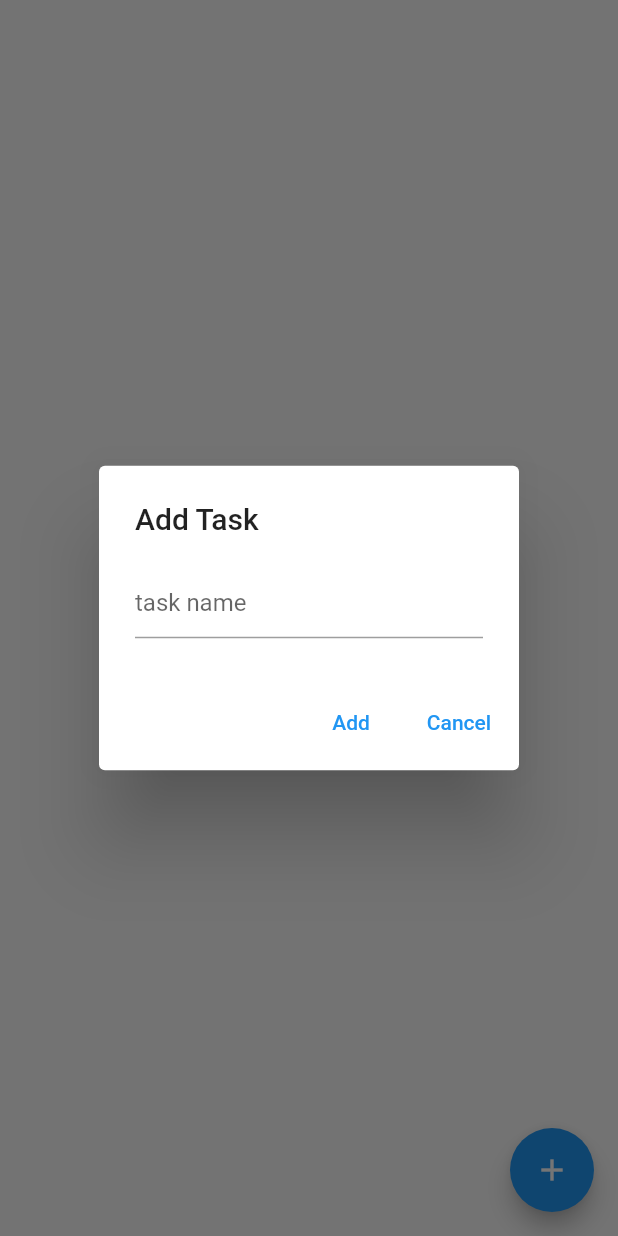
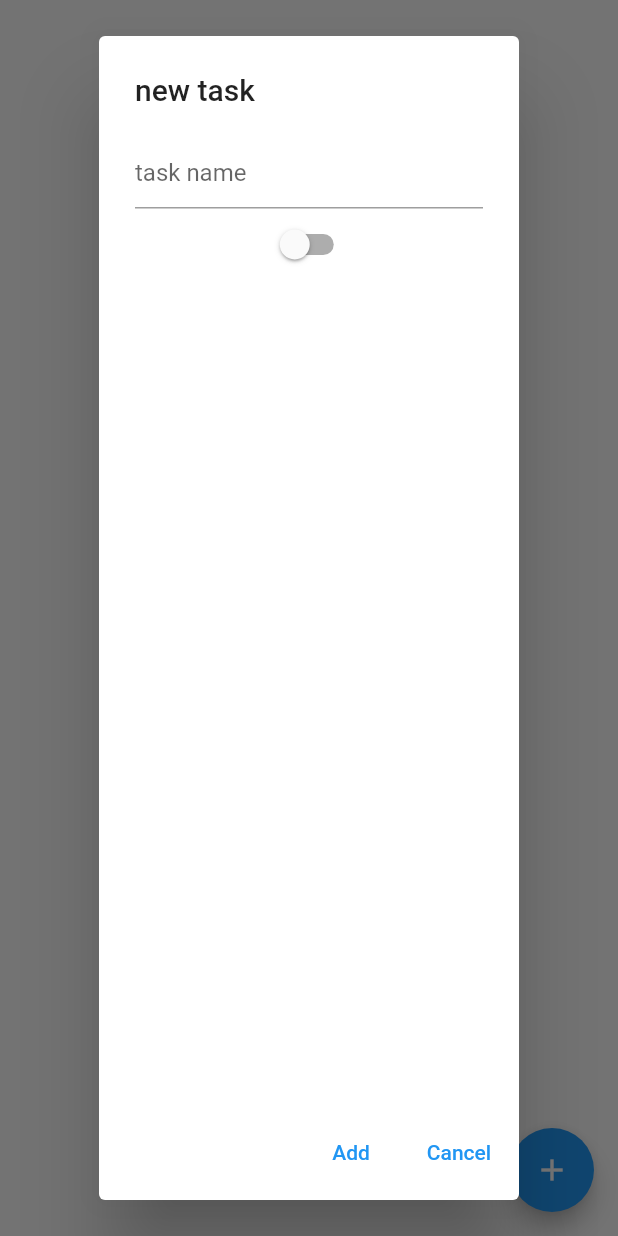
Before and after one commit to CorentinBaudet/daily-planner, a Flutter app: the screen it shows after launch, after a tap on the "add" icon, on a phone screen of 412 x 824 dp. Run offline on Flutter 3.47's test engine with Material 2 defaults, Android fonts, the phone set to English and light mode, and no system bars; our stand-ins replace equatable, flutter_bloc, hive, hive_flutter; accounts and stored records are empty.

Commit message:
wip: create tasks dialog

```diff
--- a/daily_planner/lib/features/task/presentation/pages/task_page.dart
+++ b/daily_planner/lib/features/task/presentation/pages/task_page.dart
@@ -1,5 +1,6 @@
 import 'package:daily_planner/features/task/domain/entities/task_entity.dart';
 import 'package:daily_planner/features/task/presentation/cubit/task_cubit.dart';
+import 'package:daily_planner/features/task/presentation/widgets/task_add_dialog.dart';
 import 'package:flutter/material.dart';
 import 'package:flutter_bloc/flutter_bloc.dart';
 
@@ -24,37 +25,49 @@ class TaskList extends StatelessWidget {
           );
   }
 
-  _showAddTaskDialog(BuildContext context) {
-    showDialog(
-        context: context,
-        builder: (context) {
-          return AlertDialog(
-            title: const Text('Add Task'),
-            content: const TextField(
-              decoration: InputDecoration(hintText: 'task name'),
-            ),
-            actions: [
-              TextButton(
-                onPressed: () {
-                  // add task
-                  context.read<TasksCubit>().createTask(
-                      Task(name: 'New Task4', priority: Priority.normal));
+  // _showAddTaskDialog(BuildContext context) {
+  //   final taskNameController = TextEditingController();
+  //   bool isHighPriority = false;
 
-                  Navigator.of(context).pop();
-                },
-                child: const Text('Add'),
-              ),
-              TextButton(
-                onPressed: () {
-                  // close the dialog
-                  Navigator.of(context).pop();
-                },
-                child: const Text('Cancel'),
-              ),
-            ],
-          );
-        });
-  }
+  //   showDialog(
+  //       context: context,
+  //       builder: (context) {
+  //         return AlertDialog(
+  //           title: const Text('new task'),
+  //           content: Column(
+  //             children: [
+  //               TextField(
+  //                 decoration: const InputDecoration(hintText: 'task name'),
+  //                 controller: taskNameController,
+  //               ),
+  //               Switch(
+  //                   value: isHighPriority,
+  //                   onChanged: (newValue) => isHighPriority = newValue),
+  //             ],
+  //           ),
+  //           actions: [
+  //             TextButton(
+  //               onPressed: () {
+  //                 // add task
+  //                 context.read<TasksCubit>().createTask(Task(
+  //                     name: taskNameController.text,
+  //                     priority: Priority.normal));
+
+  //                 Navigator.of(context).pop();
+  //               },
+  //               child: const Text('Add'),
+  //             ),
+  //             TextButton(
+  //               onPressed: () {
+  //                 // close the dialog
+  //                 Navigator.of(context).pop();
+  //               },
+  //               child: const Text('Cancel'),
+  //             ),
+  //           ],
+  //         );
+  //       });
+  // }
 
   @override
   Widget build(BuildContext context) {
@@ -85,7 +98,8 @@ class TaskList extends StatelessWidget {
         ),
       ),
       floatingActionButton: FloatingActionButton(
-        onPressed: () => _showAddTaskDialog(context),
+        onPressed: () =>
+            showDialog(context: context, builder: (_) => const TaskAddDialog()),
         child: const Icon(Icons.add),
       ),
     );
--- /dev/null
+++ b/daily_planner/lib/features/task/presentation/widgets/task_add_dialog.dart
@@ -0,0 +1,58 @@
+import 'package:flutter/material.dart';
+import 'package:flutter_bloc/flutter_bloc.dart';
+
+import 'package:daily_planner/features/task/domain/entities/task_entity.dart';
+import 'package:daily_planner/features/task/presentation/cubit/task_cubit.dart';
+
+class TaskAddDialog extends StatefulWidget {
+  const TaskAddDialog({super.key});
+
+  @override
+  State<TaskAddDialog> createState() => _TaskAddDialogState();
+}
+
+class _TaskAddDialogState extends State<TaskAddDialog> {
+  final taskNameController = TextEditingController();
+  bool isHighPriority = false;
+
+  @override
+  Widget build(BuildContext context) {
+    return AlertDialog(
+      title: const Text('new task'),
+      content: Column(
+        children: [
+          TextField(
+            decoration: const InputDecoration(hintText: 'task name'),
+            controller: taskNameController,
+          ),
+          Switch(
+              value: isHighPriority,
+              onChanged: (newValue) {
+                setState(() {
+                  isHighPriority = newValue;
+                });
+              }),
+        ],
+      ),
+      actions: [
+        TextButton(
+          onPressed: () {
+            // add task
+            context.read<TasksCubit>().createTask(
+                Task(name: taskNameController.text, priority: Priority.normal));
+
+            Navigator.of(context).pop();
+          },
+          child: const Text('Add'),
+        ),
+        TextButton(
+          onPressed: () {
+            // close the dialog
+            Navigator.of(context).pop();
+          },
+          child: const Text('Cancel'),
+        ),
+      ],
+    );
+  }
+}
```
